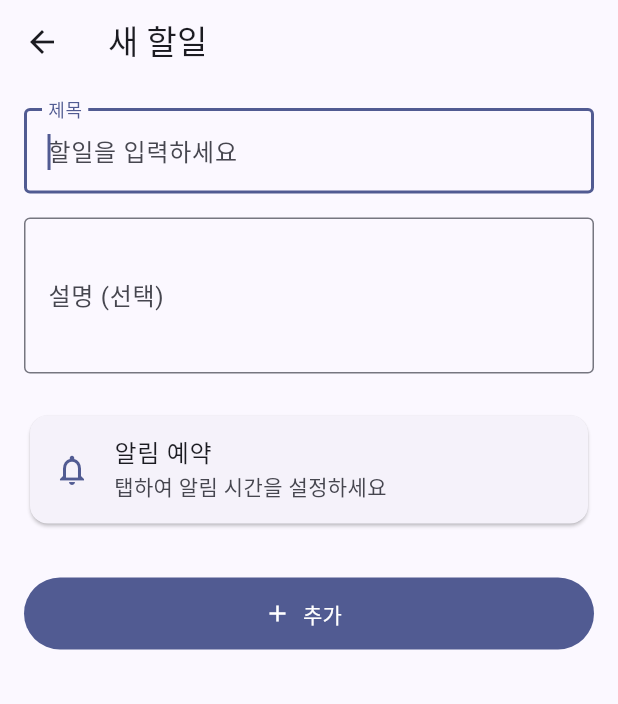
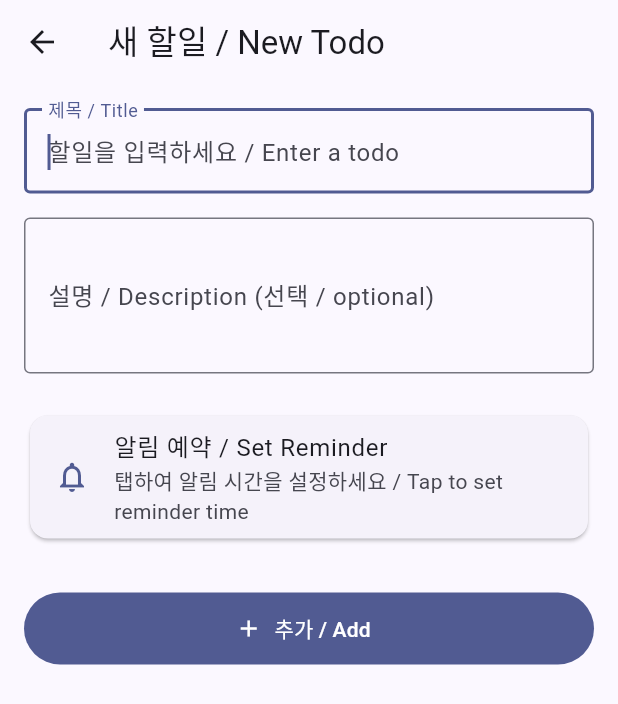
Before and after one commit to gunug/todo-app, a Flutter app: the screen it shows after launch, after a tap on the "add" icon, on a phone screen of 412 x 824 dp. Shown: the top 704 px of the screen. Run offline on Flutter 3.47's test engine with Material 3 defaults, Android fonts, the phone set to English and light mode, and no system bars; our stand-ins replace flutter_local_notifications, flutter_timezone, hive_ce, hive_ce_flutter, timezone; accounts and stored records are empty; statements that could not run were skipped.

Commit message:
Update todo app UI screens and widgets
Co-Authored-By: Claude Sonnet 4.6 <noreply@anthropic.com>

```diff
--- a/lib/screens/add_edit_todo_screen.dart
+++ b/lib/screens/add_edit_todo_screen.dart
@@ -149,7 +149,7 @@ class _AddEditTodoScreenState extends State<AddEditTodoScreen> {
 
     return Scaffold(
       appBar: AppBar(
-        title: Text(_isEditing ? '할일 수정' : '새 할일'),
+        title: Text(_isEditing ? '할일 수정 / Edit Todo' : '새 할일 / New Todo'),
       ),
       body: Form(
         key: _formKey,
@@ -159,15 +159,15 @@ class _AddEditTodoScreenState extends State<AddEditTodoScreen> {
             TextFormField(
               controller: _titleController,
               decoration: const InputDecoration(
-                labelText: '제목',
-                hintText: '할일을 입력하세요',
+                labelText: '제목 / Title',
+                hintText: '할일을 입력하세요 / Enter a todo',
                 border: OutlineInputBorder(),
               ),
               autofocus: !_isEditing,
               textInputAction: TextInputAction.next,
               validator: (value) {
                 if (value == null || value.trim().isEmpty) {
-                  return '제목을 입력해주세요';
+                  return '제목을 입력해주세요 / Please enter a title';
                 }
                 return null;
               },
@@ -176,8 +176,8 @@ class _AddEditTodoScreenState extends State<AddEditTodoScreen> {
             TextFormField(
               controller: _descriptionController,
               decoration: const InputDecoration(
-                labelText: '설명 (선택)',
-                hintText: '상세 설명을 입력하세요',
+                labelText: '설명 / Description (선택 / optional)',
+                hintText: '상세 설명을 입력하세요 / Enter a description',
                 border: OutlineInputBorder(),
               ),
               maxLines: 3,
@@ -190,13 +190,13 @@ class _AddEditTodoScreenState extends State<AddEditTodoScreen> {
                   Icons.notifications_outlined,
                   color: theme.colorScheme.primary,
                 ),
-                title: const Text('알림 예약'),
+                title: const Text('알림 예약 / Set Reminder'),
                 subtitle: _reminderTime != null
                     ? Text(
                         '${_reminderTime!.year}/${_reminderTime!.month}/${_reminderTime!.day} '
                         '${_reminderTime!.hour.toString().padLeft(2, '0')}:${_reminderTime!.minute.toString().padLeft(2, '0')}',
                       )
-                    : const Text('탭하여 알림 시간을 설정하세요'),
+                    : const Text('탭하여 알림 시간을 설정하세요 / Tap to set reminder time'),
                 trailing: _reminderTime != null
                     ? IconButton(
                         icon: const Icon(Icons.clear),
@@ -210,7 +210,7 @@ class _AddEditTodoScreenState extends State<AddEditTodoScreen> {
             FilledButton.icon(
               onPressed: _save,
               icon: Icon(_isEditing ? Icons.save : Icons.add),
-              label: Text(_isEditing ? '수정' : '추가'),
+              label: Text(_isEditing ? '수정 / Edit' : '추가 / Add'),
               style: FilledButton.styleFrom(
                 minimumSize: const Size.fromHeight(48),
               ),
--- a/lib/screens/home_screen.dart
+++ b/lib/screens/home_screen.dart
@@ -70,10 +70,10 @@ class _HomeScreenState extends State<HomeScreen> {
         ..hideCurrentSnackBar()
         ..showSnackBar(
           SnackBar(
-            content: Text("'${todo.title}' 삭제됨"),
+            content: Text("'${todo.title}' 삭제됨 / Deleted"),
             duration: const Duration(seconds: 5),
             action: SnackBarAction(
-              label: '되돌리기',
+              label: '되돌리기 / Undo',
               onPressed: () => _restoreTodo(todo),
             ),
           ),
@@ -120,7 +120,7 @@ class _HomeScreenState extends State<HomeScreen> {
   Widget build(BuildContext context) {
     return Scaffold(
       appBar: AppBar(
-        title: const Text('할일 목록'),
+        title: const Text('할일 목록 / Todo List'),
         centerTitle: true,
       ),
       body: ValueListenableBuilder(
--- a/lib/widgets/empty_state_widget.dart
+++ b/lib/widgets/empty_state_widget.dart
@@ -17,14 +17,14 @@ class EmptyStateWidget extends StatelessWidget {
           ),
           const SizedBox(height: 16),
           Text(
-            '할일이 없습니다',
+            '할일이 없습니다 / No todos',
             style: theme.textTheme.headlineSmall?.copyWith(
               color: theme.colorScheme.onSurfaceVariant,
             ),
           ),
           const SizedBox(height: 8),
           Text(
-            '+ 버튼을 눌러 새 할일을 추가하세요',
+            '+ 버튼을 눌러 새 할일을 추가하세요 / Tap + to add a new todo',
             style: theme.textTheme.bodyMedium?.copyWith(
               color: theme.colorScheme.outline,
             ),
--- a/lib/widgets/todo_list_tile.dart
+++ b/lib/widgets/todo_list_tile.dart
@@ -31,7 +31,7 @@ class TodoListTile extends StatelessWidget {
             ..hideCurrentSnackBar()
             ..showSnackBar(
               const SnackBar(
-                content: Text('완료된 할일만 삭제 가능합니다'),
+                content: Text('완료된 할일만 삭제 가능합니다 / Only completed todos can be deleted'),
                 duration: Duration(seconds: 2),
               ),
             );
```
